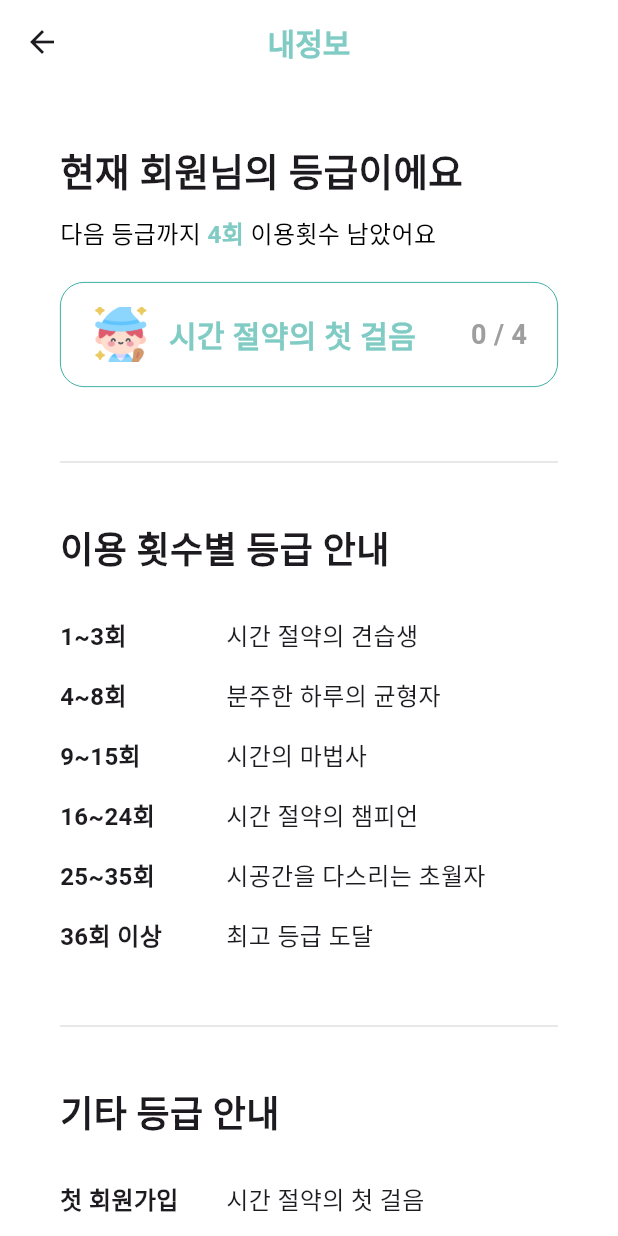
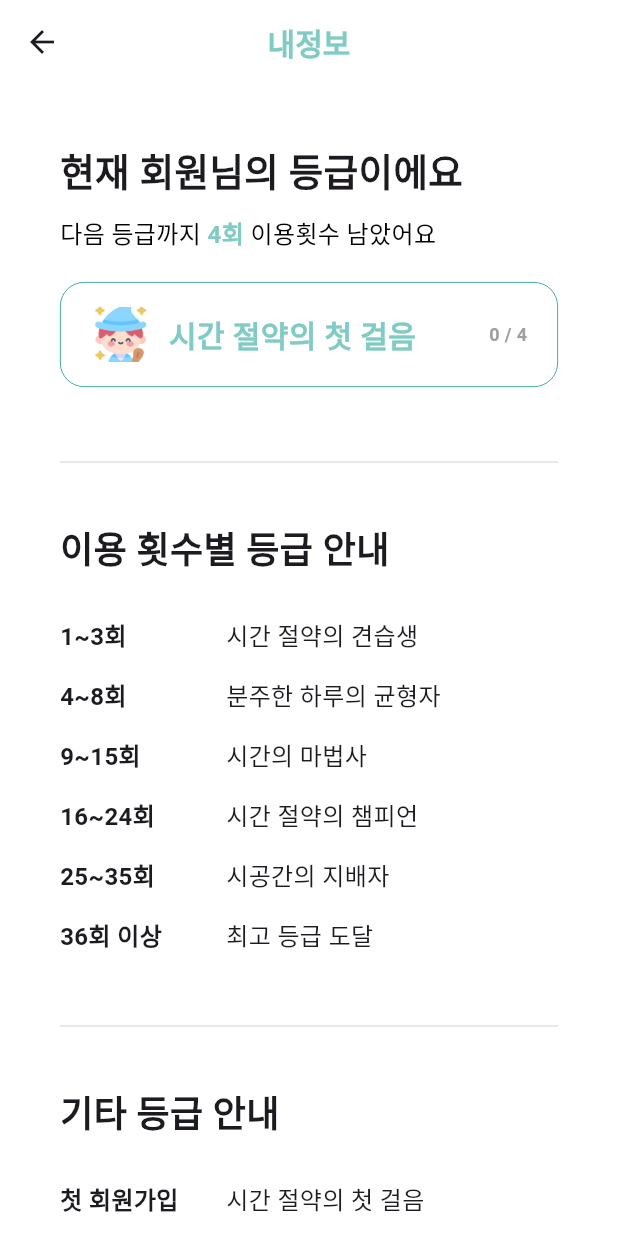
Before and after one commit to OpenSW-YEMI/WaitFree, a Flutter app: the ProfilePage screen opened directly, after a tap on "시간 절약의 첫 걸음", on a phone screen of 412 x 824 dp. Run offline on Flutter 3.47's test engine with Material 3 defaults, Android fonts, the phone set to English and light mode, and no system bars; our stand-ins replace cloud_firestore, firebase_auth, firebase_core, geocoding, google_maps_flutter, google_sign_in and 3 more; missing offline and left inert: kakao_flutter_sdk; accounts and stored records are empty; Roboto replaces fonts that are missing (CustomFont).

Commit message:
:bug: Modify: 등급 레이아웃 오버플로우

```diff
--- a/lib/screen/membershipinfo.dart
+++ b/lib/screen/membershipinfo.dart
@@ -168,7 +168,7 @@ class MembershipInfoPage extends StatelessWidget {
                               ? "$reservecount / $nextLevelThreshold" // Show current and next level thresholds
                               : "$reservecount / 최고", // Show "최고" if at the highest level
                           style: TextStyle(
-                            fontSize: 18,
+                            fontSize: 12,
                             color: remainingForNextLevel > 0 ? Colors.grey : Colors.grey,
                             fontWeight: FontWeight.bold,
                           ),
@@ -205,7 +205,7 @@ class MembershipInfoPage extends StatelessWidget {
                   _buildTableRow("4~8회", "분주한 하루의 균형자"),
                   _buildTableRow("9~15회", "시간의 마법사"),
                   _buildTableRow("16~24회", "시간 절약의 챔피언"),
-                  _buildTableRow("25~35회", "시공간을 다스리는 초월자"),
+                  _buildTableRow("25~35회", "시공간의 지배자"),
                   _buildTableRow("36회 이상", "최고 등급 도달"),
                 ],
               ),
--- a/lib/screen/profile.dart
+++ b/lib/screen/profile.dart
@@ -10,7 +10,7 @@ class ProfilePage extends StatelessWidget {
   // Function to determine membership level based on reservation count
   String _getMembershipLevel(int reservecount) {
     if (reservecount >= 25 && reservecount <= 35) {
-      return "시공간을 다스리는 초월자";
+      return "시공간의 지배자";
     } else if (reservecount >= 16 && reservecount <= 24) {
       return "시간 절약의 챔피언";
     } else if (reservecount >= 9 && reservecount <= 15) {
```
